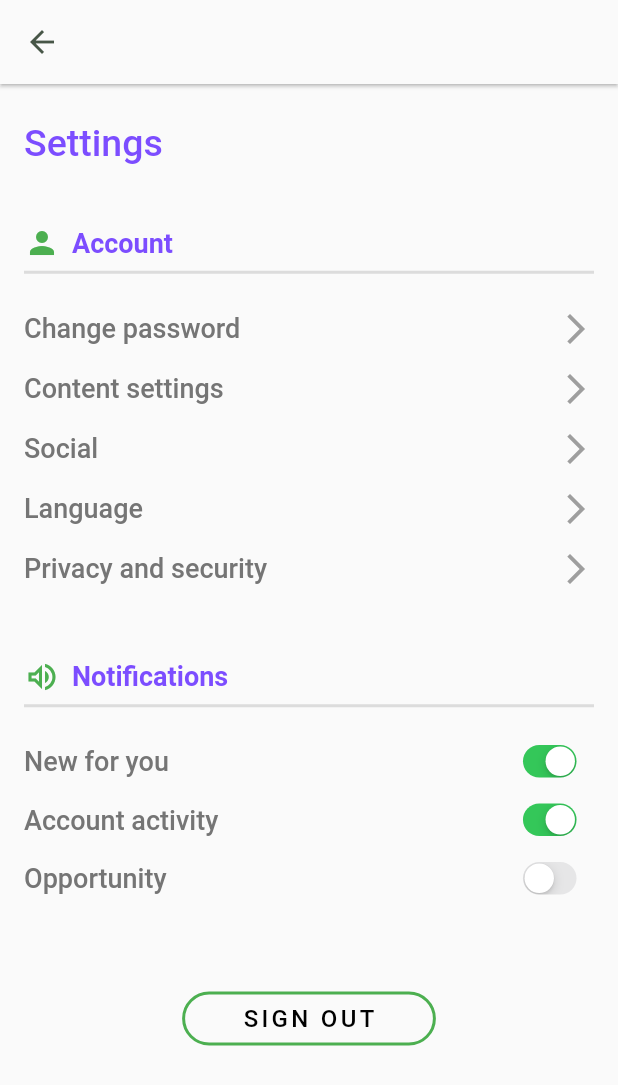
After one commit to boonyongyang/pocketfi, a Flutter app: the SettingsPage screen opened directly, on a phone screen of 412 x 824 dp. The commit adds this screen. Shown: the top 1085 px of the screen. Run offline on Flutter 3.47's test engine with Material 2 defaults, Android fonts, the phone set to English and light mode, and no system bars; our stand-ins replace beamer, cloud_firestore, firebase_auth, firebase_core, font_awesome_flutter, google_sign_in and 1 more; accounts and stored records are empty; project files that could hold a hidden picture were left out.

Commit message:
link account and settings page

```diff
--- a/lib/state/tabs/providers/tab_provider.dart
+++ /dev/null
@@ -1,5 +0,0 @@
-import 'package:flutter/material.dart';
-import 'package:hooks_riverpod/hooks_riverpod.dart';
-import 'package:pocketfi/state/tabs/notifiers/tab_notifier.dart';
-
-// final tabProvider = ChangeNotifierProvider();
--- /dev/null
+++ b/lib/views/main/account/setting_page.dart
@@ -0,0 +1,193 @@
+import 'package:flutter/cupertino.dart';
+import 'package:flutter/material.dart';
+
+@immutable
+class SettingsPage extends StatefulWidget {
+  const SettingsPage({super.key});
+
+  @override
+  SettingsPageState createState() => SettingsPageState();
+}
+
+class SettingsPageState extends State<SettingsPage> {
+  @override
+  Widget build(BuildContext context) {
+    return Scaffold(
+      appBar: AppBar(
+        backgroundColor: Theme.of(context).scaffoldBackgroundColor,
+        elevation: 1,
+        leading: IconButton(
+          onPressed: () {
+            Navigator.of(context).pop();
+          },
+          icon: const Icon(
+            Icons.arrow_back,
+            color: Color.fromARGB(255, 71, 86, 71),
+          ),
+        ),
+      ),
+      body: Container(
+        padding: const EdgeInsets.only(left: 16, top: 25, right: 16),
+        child: ListView(
+          children: [
+            const Text(
+              "Settings",
+              style: TextStyle(fontSize: 25, fontWeight: FontWeight.w500),
+            ),
+            const SizedBox(
+              height: 40,
+            ),
+            Row(
+              children: const [
+                Icon(
+                  Icons.person,
+                  color: Colors.green,
+                ),
+                SizedBox(
+                  width: 8,
+                ),
+                Text(
+                  "Account",
+                  style: TextStyle(fontSize: 18, fontWeight: FontWeight.bold),
+                ),
+              ],
+            ),
+            const Divider(
+              height: 15,
+              thickness: 2,
+            ),
+            const SizedBox(
+              height: 10,
+            ),
+            buildAccountOptionRow(context, "Change password"),
+            buildAccountOptionRow(context, "Content settings"),
+            buildAccountOptionRow(context, "Social"),
+            buildAccountOptionRow(context, "Language"),
+            buildAccountOptionRow(context, "Privacy and security"),
+            const SizedBox(
+              height: 40,
+            ),
+            Row(
+              children: const [
+                Icon(
+                  Icons.volume_up_outlined,
+                  color: Colors.green,
+                ),
+                SizedBox(
+                  width: 8,
+                ),
+                Text(
+                  "Notifications",
+                  style: TextStyle(fontSize: 18, fontWeight: FontWeight.bold),
+                ),
+              ],
+            ),
+            const Divider(
+              height: 15,
+              thickness: 2,
+            ),
+            const SizedBox(
+              height: 10,
+            ),
+            buildNotificationOptionRow("New for you", true),
+            buildNotificationOptionRow("Account activity", true),
+            buildNotificationOptionRow("Opportunity", false),
+            const SizedBox(
+              height: 50,
+            ),
+            Center(
+              child: OutlinedButton(
+                style: OutlinedButton.styleFrom(
+                  side: const BorderSide(
+                    width: 2,
+                    color: Colors.green,
+                  ),
+                  padding: const EdgeInsets.symmetric(
+                    horizontal: 40,
+                  ),
+                  shape: RoundedRectangleBorder(
+                    borderRadius: BorderRadius.circular(20),
+                  ),
+                ),
+                onPressed: () {},
+                child: const Text("SIGN OUT",
+                    style: TextStyle(
+                        fontSize: 16, letterSpacing: 2.2, color: Colors.black)),
+              ),
+            )
+          ],
+        ),
+      ),
+    );
+  }
+
+  Row buildNotificationOptionRow(String title, bool isActive) {
+    return Row(
+      mainAxisAlignment: MainAxisAlignment.spaceBetween,
+      children: [
+        Text(
+          title,
+          style: TextStyle(
+              fontSize: 18,
+              fontWeight: FontWeight.w500,
+              color: Colors.grey[600]),
+        ),
+        Transform.scale(
+            scale: 0.7,
+            child: CupertinoSwitch(
+              value: isActive,
+              onChanged: (bool val) {},
+            ))
+      ],
+    );
+  }
+
+  GestureDetector buildAccountOptionRow(BuildContext context, String title) {
+    return GestureDetector(
+      onTap: () {
+        showDialog(
+            context: context,
+            builder: (BuildContext context) {
+              return AlertDialog(
+                title: Text(title),
+                content: Column(
+                  mainAxisSize: MainAxisSize.min,
+                  children: const [
+                    Text("Option 1"),
+                    Text("Option 2"),
+                    Text("Option 3"),
+                  ],
+                ),
+                actions: [
+                  TextButton(
+                      onPressed: () {
+                        Navigator.of(context).pop();
+                      },
+                      child: const Text("Close")),
+                ],
+              );
+            });
+      },
+      child: Padding(
+        padding: const EdgeInsets.symmetric(vertical: 8.0),
+        child: Row(
+          mainAxisAlignment: MainAxisAlignment.spaceBetween,
+          children: [
+            Text(
+              title,
+              style: TextStyle(
+                fontSize: 18,
+                fontWeight: FontWeight.w500,
+                color: Colors.grey[600],
+              ),
+            ),
+            const Icon(
+              Icons.arrow_forward_ios,
+              color: Colors.grey,
+            ),
+          ],
+        ),
+      ),
+    );
+  }
+}
--- a/lib/views/main/nav_bar.dart
+++ b/lib/views/main/nav_bar.dart
@@ -27,10 +27,11 @@ class _MaterialYouState extends State<MaterialYou> {
     MainView(),
     TimelinePage(),
     EmptyContentsWithTextAnimationView(text: 'Timeline'),
+    EmptyContentsWithTextAnimationView(text: 'Timeline'),
     // Text('Budget', style: _textStyle),
     // Text('Finances', style: _textStyle),
     // Text('Account', style: _textStyle),
-    AccountPage(title: "Account"),
+    // AccountPage(title: "Account"),
   ];
 
   @override
--- a/lib/views/main/nav_bar_beamer.dart
+++ b/lib/views/main/nav_bar_beamer.dart
@@ -5,6 +5,8 @@ import 'package:pocketfi/views/components/animations/empty_contents_animation_vi
 import 'package:pocketfi/views/components/animations/error_animation_view.dart';
 import 'package:pocketfi/views/components/animations/loading_animation_view.dart';
 import 'package:pocketfi/views/components/animations/welcome_app_animation_view.dart';
+import 'package:pocketfi/views/main/account/account_page.dart';
+import 'package:pocketfi/views/main/account/setting_page.dart';
 import 'package:pocketfi/views/main/main_view.dart';
 
 class NavBarBeamer extends StatelessWidget {
@@ -128,13 +130,20 @@ class TabD extends BeamLocation<BeamState> {
           key: ValueKey('d'),
           title: 'Tab D',
           type: BeamPageType.noTransition,
-          child: RootScreen(label: 'D', detailsPath: '/d/details'),
+          // child: RootScreen(label: 'D', detailsPath: '/d/details'),
+          child: ProfilePage(),
         ),
+        // if (state.uri.pathSegments.length == 2)
+        //   const BeamPage(
+        //     key: ValueKey('d/details'),
+        //     title: 'Details D',
+        //     child: DetailsScreen(label: 'D'),
+        //   ),
         if (state.uri.pathSegments.length == 2)
           const BeamPage(
-            key: ValueKey('d/details'),
-            title: 'Details D',
-            child: DetailsScreen(label: 'D'),
+            key: ValueKey('d/settings'),
+            title: 'Profile settings',
+            child: SettingsPage(),
           ),
       ];
 }
```
Also changed, not shown: lib/state/tabs/notifiers/tab_notifier.dart (deleted, +0 -12 lines), lib/views/main/account/account_page.dart (+181 -33 lines), lib/views/main/main_view.dart (+7 -6 lines).
